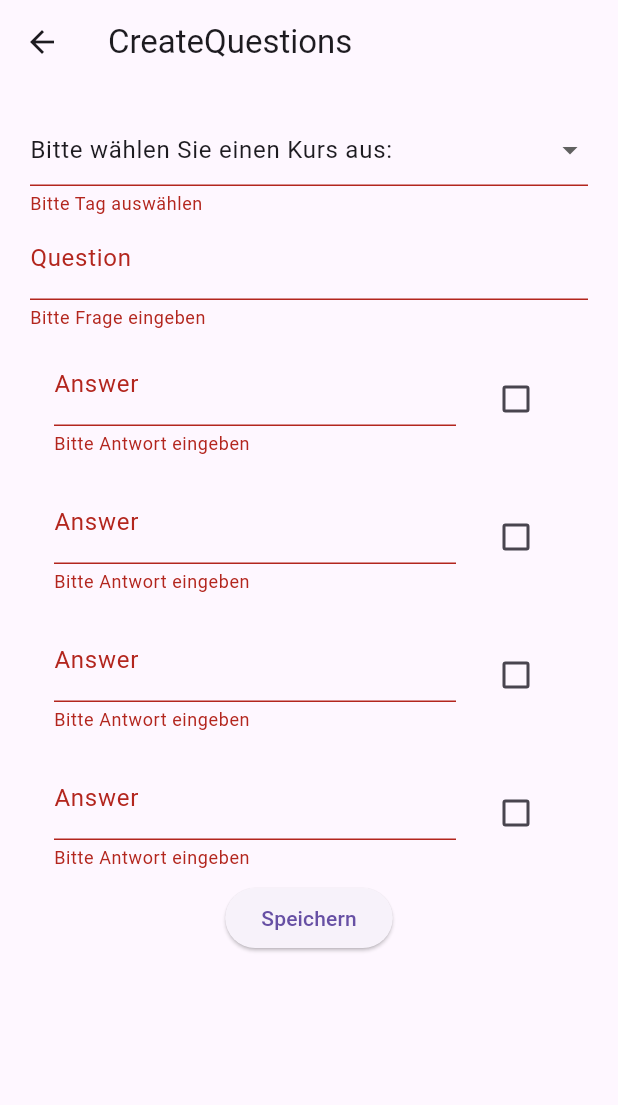
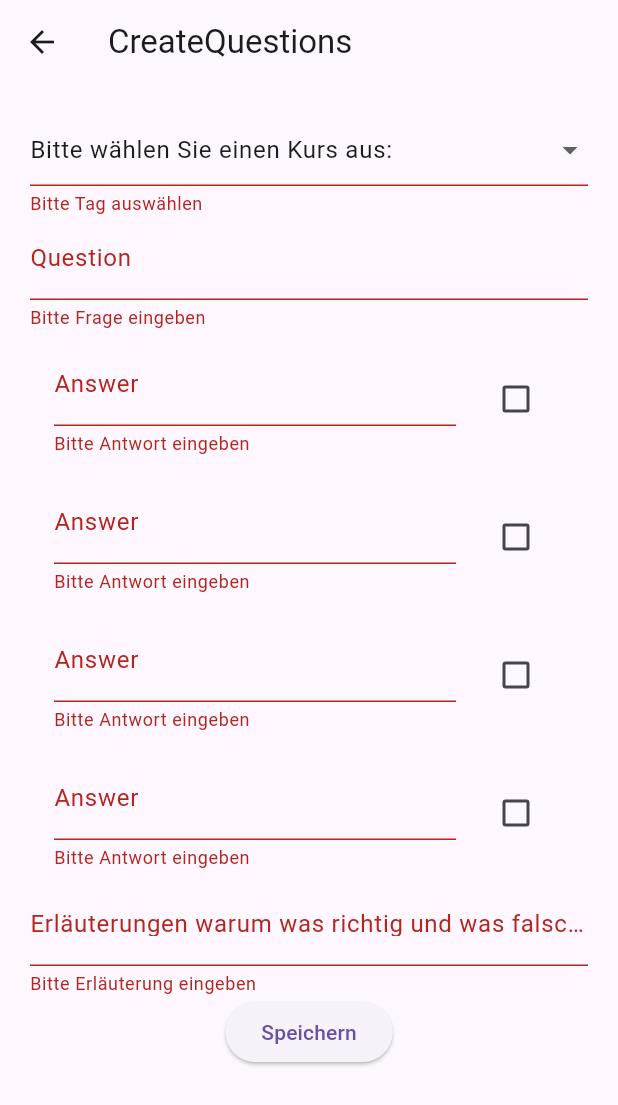
Before and after one commit to schwenske/flutter_quizz, a Flutter app: the CreateQuestions screen opened directly, after a tap on "Speichern", on a phone screen of 412 x 824 dp. Shown: the top 1105 px of the screen. Run offline on Flutter 3.47's test engine with Material 3 defaults, Android fonts, the phone set to English and light mode, and no system bars; our stand-ins replace cloud_firestore, firebase_auth, firebase_core; missing offline and left inert: firebase_ui_auth; accounts and stored records are empty.

Commit message:
begründung für die Antwort hinzugefügt.

```diff
--- a/lib/data/model/question_card.dart
+++ b/lib/data/model/question_card.dart
@@ -8,28 +8,32 @@ class QuestionCard {
   final String author;
   final String question;
   final Map<String, bool> options;
+  final String reason;
 
   QuestionCard(
       {required this.id,
       required this.tag,
       required this.author,
       required this.question,
-      required this.options});
+      required this.options,
+      required this.reason});
 
   @override
   String toString() {
-    return 'QuestionCard(id: $id, tag: $tag, author: $author question: $question, options: $options)';
+    return 'QuestionCard(id: $id, tag: $tag, author: $author question: $question, options: $options, reason:$reason)';
   }
 
   factory QuestionCard.fromJson(String source) =>
       QuestionCard.fromMap(jsonDecode(source));
   factory QuestionCard.fromMap(Map<String, dynamic> map) {
     return QuestionCard(
-        id: map["id"],
-        tag: Tag.values[map["tag"]],
-        author: map["author"],
-        question: map["question"],
-        options: Map.from(map["options"])); // prüfen!
+      id: map["id"],
+      tag: Tag.values[map["tag"]],
+      author: map["author"],
+      question: map["question"],
+      options: Map.from(map["options"]),
+      reason: map["reason"],
+    );
   }
 
   String toJson() => jsonEncode(toMap());
@@ -40,6 +44,7 @@ class QuestionCard {
     result.addAll({"author": author});
     result.addAll({"question": question});
     result.addAll({"options": options});
+    result.addAll({"reason": reason});
     return result;
   }
 
@@ -49,12 +54,14 @@ class QuestionCard {
     String? author,
     String? question,
     Map<String, bool>? options,
+    String? reason,
   }) {
     return QuestionCard(
         id: id ?? this.id,
         tag: tag ?? this.tag,
         author: author ?? this.author,
         question: question ?? this.question,
-        options: options ?? this.options);
+        options: options ?? this.options,
+        reason: reason ?? this.reason);
   }
 }
--- a/lib/data/repositories/firestore_question_rep.dart
+++ b/lib/data/repositories/firestore_question_rep.dart
@@ -24,7 +24,8 @@ class FirestoreQuestionRep implements QuestionRep {
         tag: questionCard.tag,
         author: questionCard.author,
         question: questionCard.question,
-        options: questionCard.options);
+        options: questionCard.options,
+        reason: questionCard.reason);
     emptyDocument.set(questionCardWithId.toMap());
   }
 
--- a/lib/screens/create_questions.dart
+++ b/lib/screens/create_questions.dart
@@ -28,6 +28,7 @@ class _CreateQuestionsState extends State<CreateQuestions> {
     'Antwort4'
   ];
   List<bool> boolList = [false, false, false, false];
+  String? currentReason;
 
   late final FirestoreQuestionRep firestoreQuestionRep;
 
@@ -129,6 +130,26 @@ class _CreateQuestionsState extends State<CreateQuestions> {
                       },
                     ),
                   ),
+                TextFormField(
+                  style: Theme.of(context)
+                      .textTheme
+                      .bodyLarge!
+                      .copyWith(color: Colors.blue),
+                  decoration: const InputDecoration(
+                    labelText:
+                        "Erläuterungen warum was richtig und was falsch ist",
+                  ),
+                  onChanged: (value) {
+                    currentReason = value;
+                  },
+                  validator: (value) {
+                    if (value == null || value.isEmpty) {
+                      return "Bitte Erläuterung eingeben";
+                    } else {
+                      return null;
+                    }
+                  },
+                ),
                 ElevatedButton(
                     onPressed: () async {
                       currentOption[answerList[0]] = boolList[0];
@@ -153,7 +174,8 @@ class _CreateQuestionsState extends State<CreateQuestions> {
           tag: currentTag!,
           author: userId,
           question: currentQuestion!,
-          options: currentOption);
+          options: currentOption,
+          reason: currentReason!);
 
       try {
         await firestoreQuestionRep.addQuestionCard(questionCard);
```
